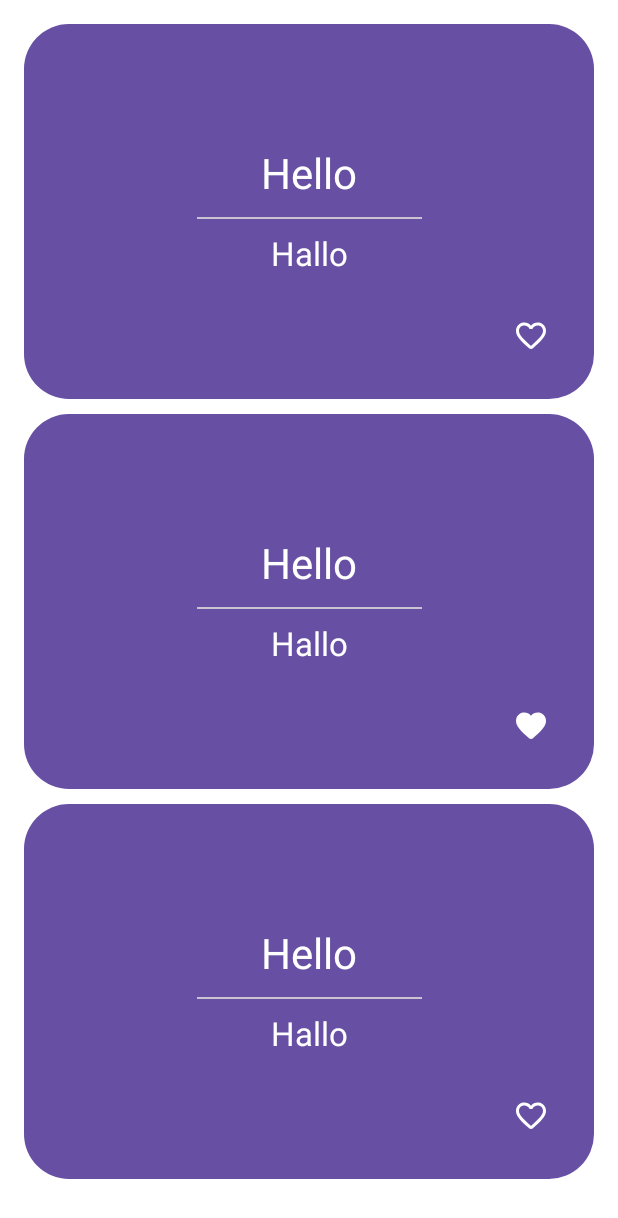
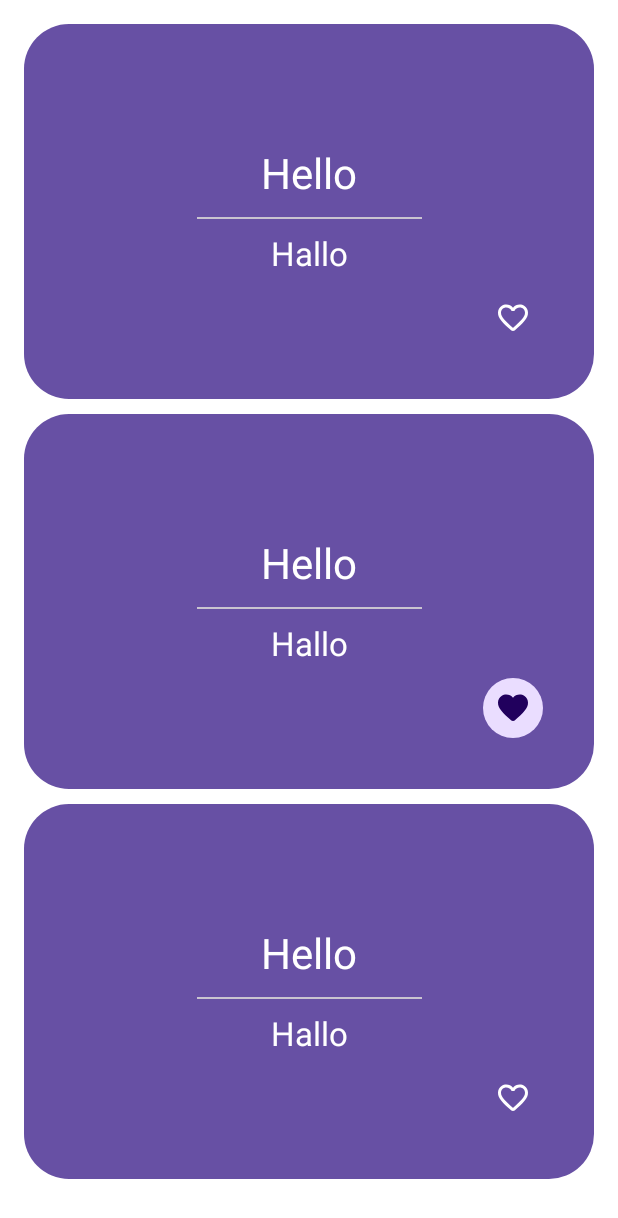
Before and after one commit to HeidelX/Memorati, an Android app built with Jetpack Compose: the @Preview function CardsScreenPreview, on a phone screen of 412 x 824 dp. Shown: the top 1218 px of the screen. Run offline under Robolectric (Android 15) with nearby library versions, the phone set to English and light mode, and no system bars.

Commit message:
Toggle fav

```diff
--- a/feature/cards/src/main/java/com/memorati/feature/cards/CardsScreen.kt
+++ b/feature/cards/src/main/java/com/memorati/feature/cards/CardsScreen.kt
@@ -19,7 +19,10 @@ import androidx.compose.material.icons.Icons
 import androidx.compose.material.icons.rounded.Favorite
 import androidx.compose.material.icons.rounded.FavoriteBorder
 import androidx.compose.material3.Divider
+import androidx.compose.material3.FilledIconToggleButton
 import androidx.compose.material3.Icon
+import androidx.compose.material3.IconButtonDefaults
+import androidx.compose.material3.IconToggleButton
 import androidx.compose.material3.MaterialTheme
 import androidx.compose.material3.Surface
 import androidx.compose.material3.Text
@@ -29,6 +32,7 @@ import androidx.compose.runtime.getValue
 import androidx.compose.ui.Alignment
 import androidx.compose.ui.Modifier
 import androidx.compose.ui.draw.clip
+import androidx.compose.ui.graphics.Color
 import androidx.compose.ui.unit.dp
 import androidx.hilt.navigation.compose.hiltViewModel
 import com.memorati.core.model.Flashcard
@@ -58,7 +62,7 @@ internal fun CardsScreen(
             vertical = 16.dp,
         ),
 
-    ) {
+        ) {
         items(cards) { card ->
             CardItem(card, toggleFavoured = toggleFavoured)
             Spacer(modifier = modifier.height(10.dp))
@@ -108,19 +112,32 @@ internal fun CardItem(
                     )
                 }
 
-                Icon(
-                    modifier = modifier
-                        .align(Alignment.BottomEnd)
-                        .clickable {
-                            toggleFavoured(card)
+                FilledIconToggleButton(
+                    modifier = modifier.align(Alignment.BottomEnd),
+                    checked = card.favoured,
+                    onCheckedChange = {
+                        toggleFavoured(card)
+                    },
+                    colors = IconButtonDefaults.iconToggleButtonColors(
+                        checkedContainerColor = MaterialTheme.colorScheme.primaryContainer,
+                        checkedContentColor = MaterialTheme.colorScheme.onPrimaryContainer,
+                        disabledContainerColor = if (card.favoured) {
+                            MaterialTheme.colorScheme.onBackground.copy(
+                                alpha = 0.12f,
+                            )
+                        } else {
+                            Color.Transparent
                         },
-                    imageVector = if (card.favoured) {
-                        Icons.Rounded.Favorite
-                    } else {
-                        Icons.Rounded.FavoriteBorder
-                    },
-                    contentDescription = "",
-                )
+                    )
+                ) {
+                    Icon(
+                        imageVector = if (card.favoured)
+                            Icons.Rounded.Favorite
+                        else
+                            Icons.Rounded.FavoriteBorder,
+                        contentDescription = "",
+                    )
+                }
             }
         }
     }
```
